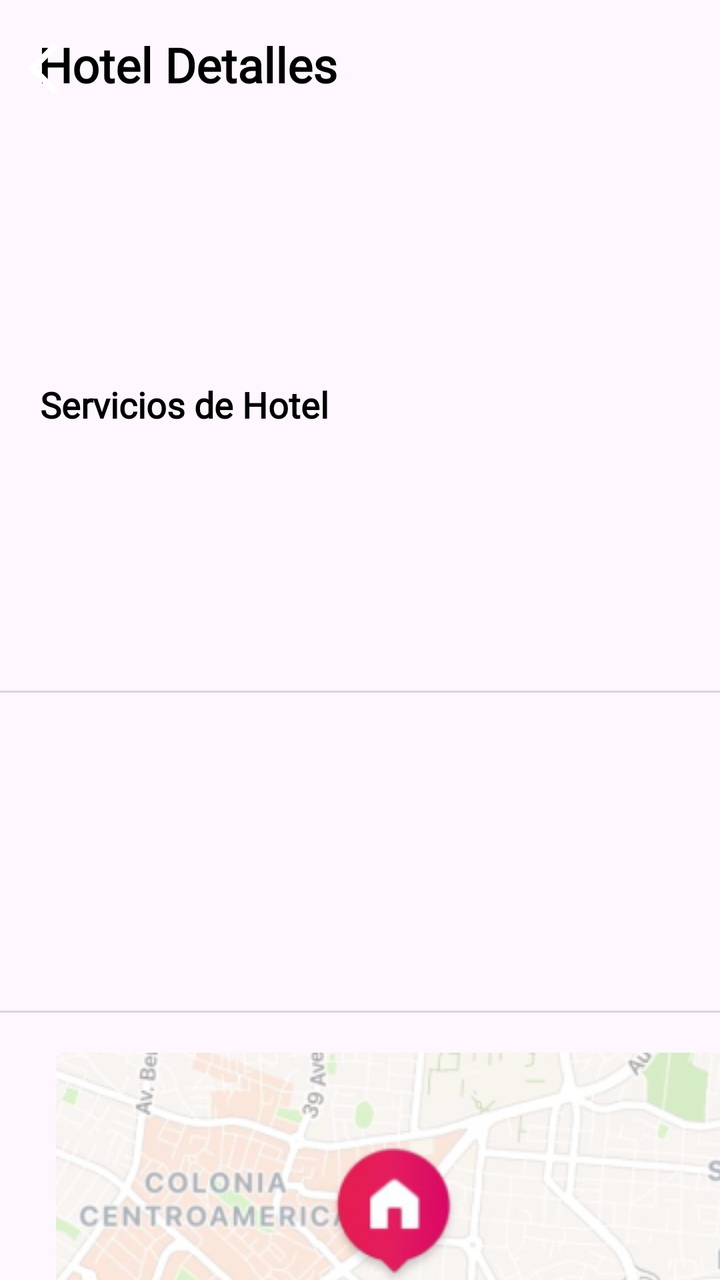
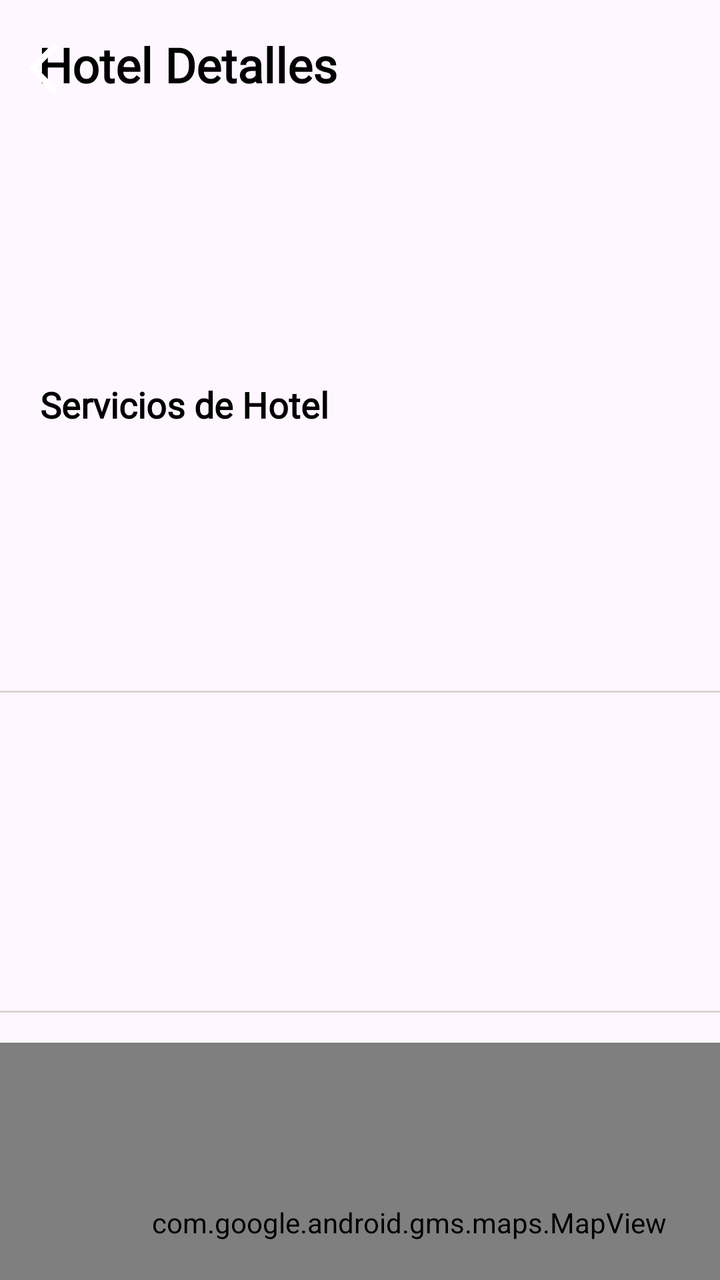

Two renders of the same Android screen: before a commit and after it. Below are the layout's source before the change and the commit's diff.
<!-- AndroidManifest.xml: application theme Theme.GoStay -->
<!-- res/layout/activity_hotel_detalles_admin.xml -->
<?xml version="1.0" encoding="utf-8"?>
<androidx.constraintlayout.widget.ConstraintLayout xmlns:android="http://schemas.android.com/apk/res/android"
    xmlns:app="http://schemas.android.com/apk/res-auto"
    xmlns:tools="http://schemas.android.com/tools"
    android:id="@+id/main"
    android:layout_width="match_parent"
    android:layout_height="match_parent"
    android:layout_marginStart="4sp"
    android:layout_marginEnd="4sp"
    android:foreground="?attr/selectableItemBackground"
    app:shapeAppearance="?attr/shapeAppearanceCornerExtraLarge"
    tools:context=".hotel_detalles">

    <androidx.recyclerview.widget.RecyclerView
        android:id="@+id/carrusel_recycler_views"
        android:layout_width="400dp"
        android:layout_height="360dp"
        android:clipChildren="false"
        android:clipToPadding="false"
        android:radius="700dp"
        android:topLeftRadius="700dp"
        android:topRightRadius="700dp"
        app:layout_constraintBottom_toTopOf="@+id/scrollView4"
        app:layout_constraintEnd_toEndOf="parent"
        app:layout_constraintHorizontal_bias="0.0"
        app:layout_constraintStart_toStartOf="parent"
        app:layout_constraintTop_toTopOf="parent"
        app:layout_constraintVertical_bias="0.0" />

    <ScrollView
        android:id="@+id/scrollView4"
        android:layout_width="409dp"
        android:layout_height="450dp"
        app:layout_constraintBottom_toBottomOf="parent"
        app:layout_constraintEnd_toEndOf="parent"
        app:layout_constraintHorizontal_bias="0.0"
        app:layout_constraintStart_toStartOf="parent"
        app:layout_constraintTop_toTopOf="parent"
        app:layout_constraintVertical_bias="1.0">

        <LinearLayout
            android:layout_width="match_parent"
            android:layout_height="wrap_content"
            android:orientation="vertical">

            <TextView
                android:id="@+id/textView11"
                android:layout_width="187dp"
                android:layout_height="match_parent"
                android:fontFamily="@font/poppins"
                android:paddingLeft="20dp"
                android:text="@string/servihotel"
                android:textColor="#000000"
                android:textSize="18sp"
                android:textStyle="bold" />

            <androidx.recyclerview.widget.RecyclerView
                android:id="@+id/rcvServiciosHotel"
                android:layout_width="match_parent"
                android:layout_height="131dp" />

            <View
                android:id="@+id/view"
                android:layout_width="match_parent"
                android:layout_height="1dp"
                android:background="#DAD4D4"
                android:backgroundTint="#DAD4D4" />

            <TextView
                android:id="@+id/tvDescripcionDetalleHotel"
                android:layout_width="386dp"
                android:layout_height="159dp"
                android:fontFamily="@font/poppins"
                android:paddingLeft="20dp"
                android:paddingTop="10dp"
                android:textColor="#000000"
                android:textSize="14dp" />

            <View
                android:id="@+id/view2"
                android:layout_width="match_parent"
                android:layout_height="1dp"
                android:background="#DAD4D4" />

            <ImageView
                android:id="@+id/imvDetalleHotel"
                android:layout_width="396dp"
                android:layout_height="wrap_content"
                android:paddingLeft="10dp"
                android:paddingTop="20dp"
                android:paddingBottom="20dp"
                app:srcCompat="@drawable/mapaejemplo" />

            <View
                android:id="@+id/view3"
                android:layout_width="match_parent"
                android:layout_height="1dp"
                android:background="#DAD4D4" />

            <LinearLayout
                android:layout_width="match_parent"
                android:layout_height="wrap_content"
                android:gravity="center_vertical"
                android:orientation="horizontal"
                android:padding="8dp">

                <ImageView
                    android:id="@+id/imvEstrella"
                    android:layout_width="24dp"
                    android:layout_height="24dp"
                    android:layout_marginEnd="4dp"
                    android:src="@drawable/iconoestrella" />

                <TextView
                    android:id="@+id/txtCalificacion"
                    android:layout_width="wrap_content"
                    android:layout_height="wrap_content"
                    android:layout_marginEnd="8dp"
                    android:fontFamily="@font/poppins"
                    android:text="4.7"
                    android:textColor="@android:color/black"
                    android:textSize="16sp" />

            </LinearLayout>


            <androidx.recyclerview.widget.RecyclerView
                android:id="@+id/rcvComentarios"
                android:layout_width="match_parent"
                android:layout_height="270dp" />

            <View
                android:id="@+id/view4"
                android:layout_width="match_parent"
                android:layout_height="1dp"
                android:background="#DAD4D4" />

            <LinearLayout
                android:layout_width="match_parent"
                android:layout_height="75dp"
                android:orientation="horizontal"/>

            <View
                android:id="@+id/view5"
                android:layout_width="match_parent"
                android:layout_height="1dp"
                android:background="#DAD4D4" />

        </LinearLayout>
    </ScrollView>

    <TextView
        android:id="@+id/tvNombreDetalleHotel"
        android:layout_width="335dp"
        android:text="@string/Hoteldeta"
        android:layout_height="55dp"
        android:layout_marginTop="16dp"
        android:fontFamily="@font/poppins"
        android:textColor="#000000"
        android:textSize="24sp"
        android:textStyle="bold"
        app:layout_constraintEnd_toEndOf="parent"
        app:layout_constraintHorizontal_bias="0.764"
        app:layout_constraintStart_toStartOf="parent"
        app:layout_constraintTop_toTopOf="parent" />

    <ImageView
        android:id="@+id/imvVolverDetallesHotel"
        android:layout_width="31dp"
        android:layout_height="36dp"
        android:layout_marginTop="16dp"
        app:layout_constraintEnd_toEndOf="parent"
        app:layout_constraintHorizontal_bias="0.043"
        app:layout_constraintStart_toStartOf="parent"
        app:layout_constraintTop_toTopOf="parent"
        app:srcCompat="@drawable/ic_back_blanco" />
</androidx.constraintlayout.widget.ConstraintLayout>
<!-- resources referenced by this layout -->
<resources>
  <!-- drawable ic_back_blanco (drawable) -->
  <vector xmlns:android="http://schemas.android.com/apk/res/android" android:autoMirrored="true" android:height="24dp" android:tint="@color/white" android:viewportHeight="24" android:viewportWidth="24" android:width="24dp">
  
      <path android:fillColor="@android:color/white" android:pathData="M11.67,3.87L9.9,2.1 0,12l9.9,9.9 1.77,-1.77L3.54,12z"/>
  
  </vector>
  <!-- drawable iconoestrella: png bitmap (drawable, 4960 bytes) -->
  <!-- drawable mapaejemplo: png bitmap (drawable, 98250 bytes) -->
  <string name="Hoteldeta">Hotel Detalles</string>
  <string name="servihotel">Servicios de Hotel</string>
  <style name="Theme.GoStay" parent="Base.Theme.GoStay" />
  <color name="white">#FFFFFFFF</color>
  <style name="Base.Theme.GoStay" parent="Theme.Material3.DayNight.NoActionBar">
          
          
      </style>
</resources>

<!-- the commit's change to res/layout/activity_hotel_detalles_admin.xml (unified diff, before → after) -->
@@ -82,14 +82,13 @@
                 android:layout_height="1dp"
                 android:background="#DAD4D4" />
 
-            <ImageView
-                android:id="@+id/imvDetalleHotel"
-                android:layout_width="396dp"
-                android:layout_height="wrap_content"
-                android:paddingLeft="10dp"
-                android:paddingTop="20dp"
-                android:paddingBottom="20dp"
-                app:srcCompat="@drawable/mapaejemplo" />
+            <com.google.android.gms.maps.MapView
+                android:id="@+id/mapView"
+                android:layout_width="match_parent"
+                android:layout_height="180dp"
+                android:layout_gravity="center"
+                android:layout_marginTop="15dp"
+                android:layout_marginBottom="15dp" />
 
             <View
                 android:id="@+id/view3"
<!-- resource entries referenced after the edit -->
@@ -7,7 +7,6 @@
   
   </vector>
   <!-- drawable iconoestrella: png bitmap (drawable, 4960 bytes) -->
-  <!-- drawable mapaejemplo: png bitmap (drawable, 98250 bytes) -->
   <string name="Hoteldeta">Hotel Detalles</string>
   <string name="servihotel">Servicios de Hotel</string>
   <style name="Theme.GoStay" parent="Base.Theme.GoStay" />
